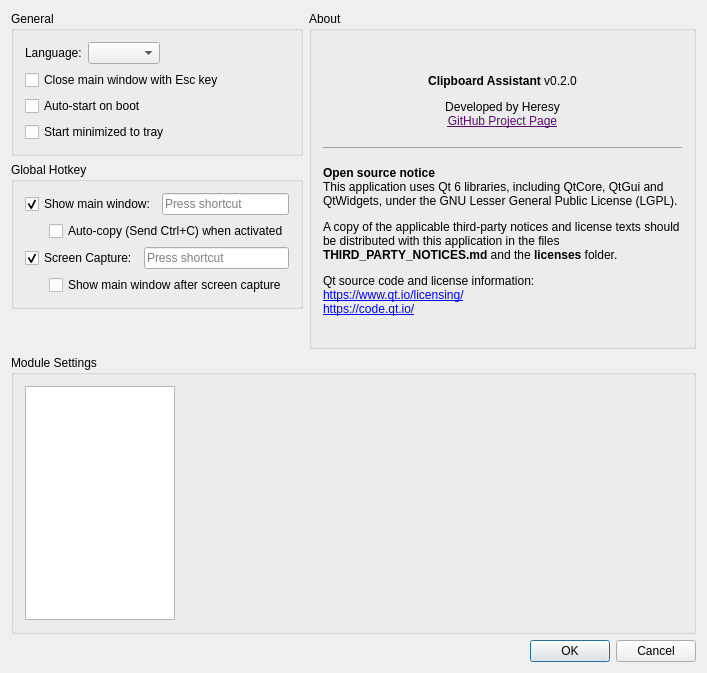
First picture: the form in ClipboardAssistant/Setting.ui, repository KHeresy/ClipboardAssistant, before the edit.
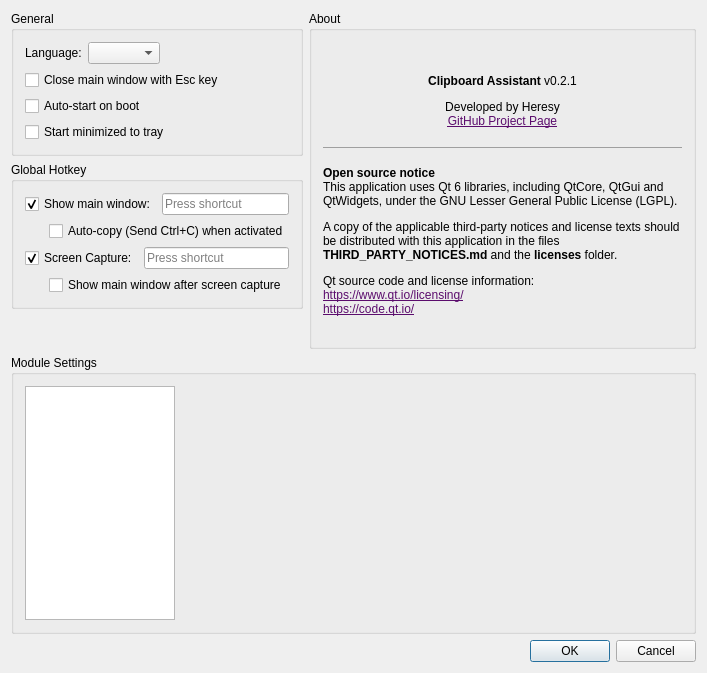
Second picture: the form after the edit. Icons and pictures are not drawn.

The edit to the form file:
```diff
--- a/ClipboardAssistant/Setting.ui
+++ b/ClipboardAssistant/Setting.ui
@@ -199,7 +199,7 @@
         <item>
          <widget class="QLabel" name="labelAbout">
           <property name="text">
-           <string>&lt;html&gt;&lt;head/&gt;&lt;body&gt;&lt;p align=&quot;center&quot;&gt;&lt;img src=&quot;:/ClipboardAssistant/app_icon.png&quot; width=&quot;64&quot; height=&quot;64&quot;/&gt;&lt;br/&gt;&lt;span style=&quot; font-weight:700;&quot;&gt;Clipboard Assistant&lt;/span&gt; v0.2.0&lt;/p&gt;&lt;p align=&quot;center&quot;&gt;Developed by Heresy&lt;br/&gt;&lt;a href=&quot;https://github.com/KHeresy/ClipboardAssistant&quot;&gt;&lt;span style=&quot; text-decoration: underline; color:#5b0c6d;&quot;&gt;GitHub Project Page&lt;/span&gt;&lt;/a&gt;&lt;/p&gt;&lt;hr/&gt;&lt;p&gt;&lt;b&gt;Open source notice&lt;/b&gt;&lt;br/&gt;This application uses Qt 6 libraries, including QtCore, QtGui and QtWidgets, under the GNU Lesser General Public License (LGPL).&lt;/p&gt;&lt;p&gt;A copy of the applicable third-party notices and license texts should be distributed with this application in the files &lt;b&gt;THIRD_PARTY_NOTICES.md&lt;/b&gt; and the &lt;b&gt;licenses&lt;/b&gt; folder.&lt;/p&gt;&lt;p&gt;Qt source code and license information:&lt;br/&gt;&lt;a href=&quot;https://www.qt.io/licensing/&quot;&gt;https://www.qt.io/licensing/&lt;/a&gt;&lt;br/&gt;&lt;a href=&quot;https://code.qt.io/&quot;&gt;https://code.qt.io/&lt;/a&gt;&lt;/p&gt;&lt;/body&gt;&lt;/html&gt;</string>
+           <string>&lt;html&gt;&lt;head/&gt;&lt;body&gt;&lt;p align=&quot;center&quot;&gt;&lt;img src=&quot;:/ClipboardAssistant/app_icon.png&quot; width=&quot;64&quot; height=&quot;64&quot;/&gt;&lt;br/&gt;&lt;span style=&quot; font-weight:700;&quot;&gt;Clipboard Assistant&lt;/span&gt; v0.2.1&lt;/p&gt;&lt;p align=&quot;center&quot;&gt;Developed by Heresy&lt;br/&gt;&lt;a href=&quot;https://github.com/KHeresy/ClipboardAssistant&quot;&gt;&lt;span style=&quot; text-decoration: underline; color:#5b0c6d;&quot;&gt;GitHub Project Page&lt;/span&gt;&lt;/a&gt;&lt;/p&gt;&lt;hr/&gt;&lt;p&gt;&lt;span style=&quot; font-weight:700;&quot;&gt;Open source notice&lt;/span&gt;&lt;br/&gt;This application uses Qt 6 libraries, including QtCore, QtGui and QtWidgets, under the GNU Lesser General Public License (LGPL).&lt;/p&gt;&lt;p&gt;A copy of the applicable third-party notices and license texts should be distributed with this application in the files &lt;span style=&quot; font-weight:700;&quot;&gt;THIRD_PARTY_NOTICES.md&lt;/span&gt; and the &lt;span style=&quot; font-weight:700;&quot;&gt;licenses&lt;/span&gt; folder.&lt;/p&gt;&lt;p&gt;Qt source code and license information:&lt;br/&gt;&lt;a href=&quot;https://www.qt.io/licensing/&quot;&gt;&lt;span style=&quot; text-decoration: underline; color:#5b0c6d;&quot;&gt;https://www.qt.io/licensing/&lt;/span&gt;&lt;/a&gt;&lt;br/&gt;&lt;a href=&quot;https://code.qt.io/&quot;&gt;&lt;span style=&quot; text-decoration: underline; color:#5b0c6d;&quot;&gt;https://code.qt.io/&lt;/span&gt;&lt;/a&gt;&lt;/p&gt;&lt;/body&gt;&lt;/html&gt;</string>
           </property>
           <property name="wordWrap">
            <bool>true</bool>
```
